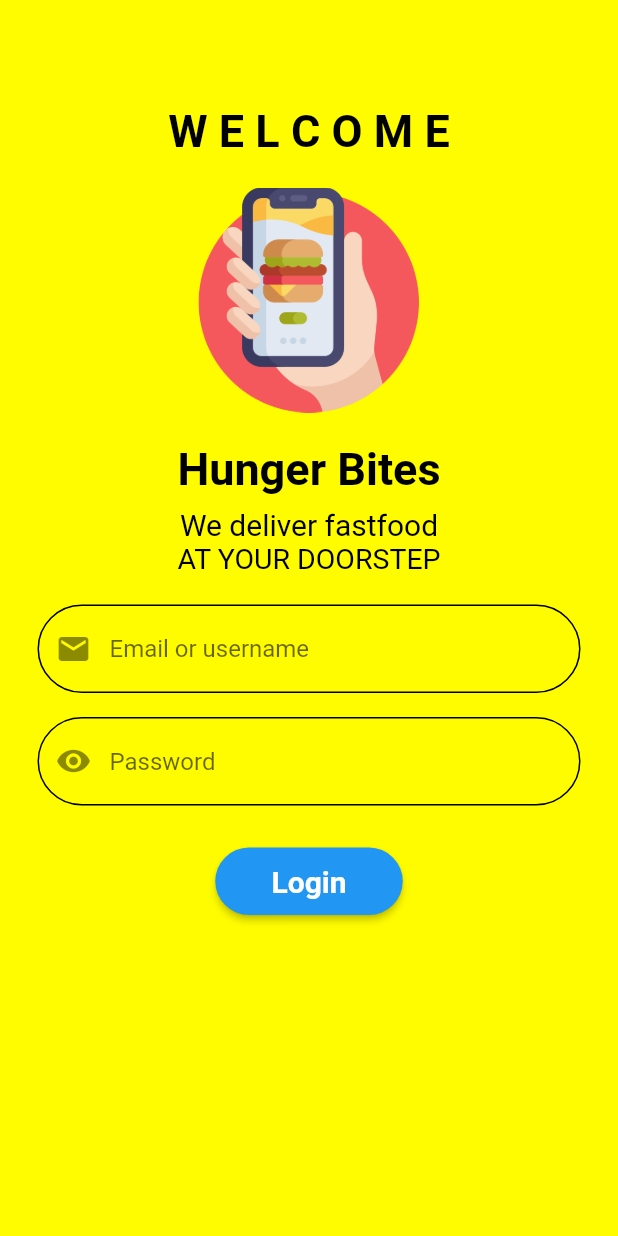
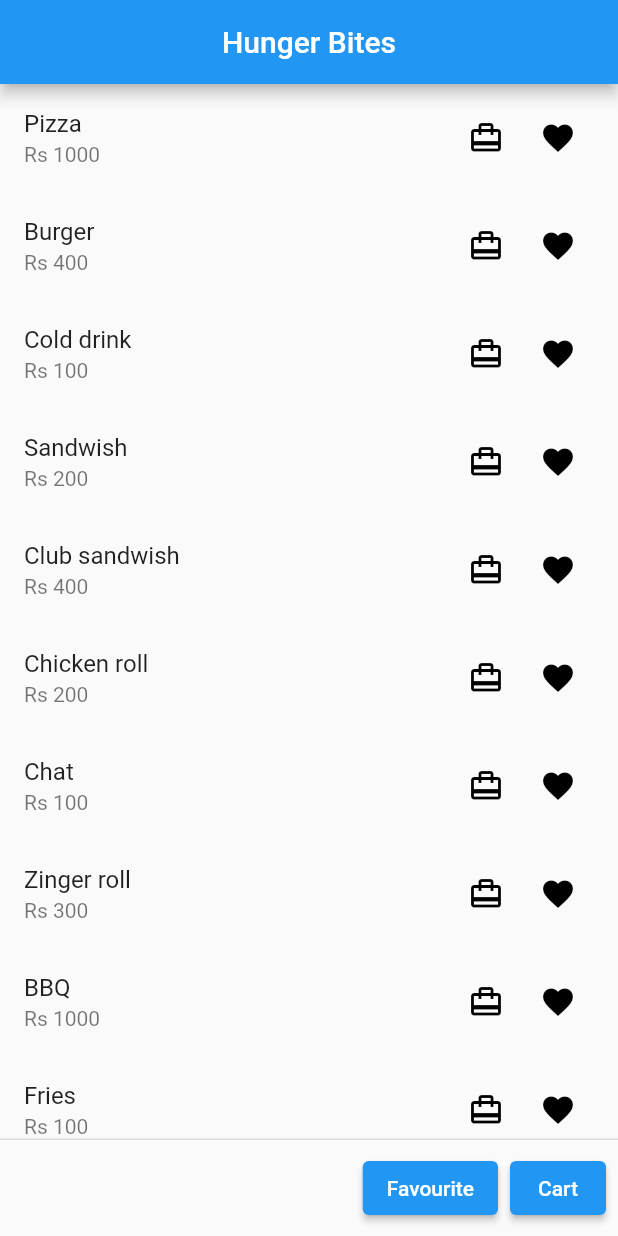
Before and after one commit to NimraAbid05/FoodApp_UI, a Flutter app: the screen it shows after launch, after a tap on "Login", on a phone screen of 412 x 824 dp. Run offline on Flutter 3.47's test engine with Material 2 defaults, Android fonts, the phone set to English and light mode, and no system bars; our stand-ins replace flutter_local_notifications.

Commit message:
local push notification

```diff
--- a/lib/main.dart
+++ b/lib/main.dart
@@ -1,13 +1,25 @@
 import 'package:flutter/material.dart';
+import 'package:pactice_work/notification%20service/notifications.dart';
 import 'package:pactice_work/views/login.dart';
 
 void main() {
   runApp(const MyApp());
 }
 
-class MyApp extends StatelessWidget {
+class MyApp extends StatefulWidget {
   const MyApp({super.key});
 
+  @override
+  State<MyApp> createState() => _MyAppState();
+}
+
+class _MyAppState extends State<MyApp> {
+    final NotificationService notificationService = NotificationService();
+
+  void initState() {
+    super.initState();
+    notificationService.initializeNotification();
+  }
   // This widget is the root of your application.
   @override
   Widget build(BuildContext context) {
--- /dev/null
+++ b/lib/notification service/notifications.dart
@@ -0,0 +1,30 @@
+import 'package:flutter_local_notifications/flutter_local_notifications.dart';
+
+class NotificationService {
+  //instance of notification
+  final FlutterLocalNotificationsPlugin _flutterLocalNotificationsPlugin =
+      FlutterLocalNotificationsPlugin();
+  //configuration
+   AndroidInitializationSettings _androidInitializationSettings =
+      AndroidInitializationSettings('bell');
+  //function
+  void initializeNotification() async {
+    //pass android initialization
+    InitializationSettings initializationSettings =
+        InitializationSettings(android: _androidInitializationSettings);
+    await _flutterLocalNotificationsPlugin.initialize(initializationSettings);
+  }
+
+  //send notification function
+  Future<void> sendnotification(String title, String body) async {
+    //instances
+   var androidNotificationDetails =
+        AndroidNotificationDetails('channelId', 'channelName',
+            importance: Importance.high, priority: Priority.high);
+    NotificationDetails notificationDetails = NotificationDetails(
+      android: androidNotificationDetails,
+    );
+    await _flutterLocalNotificationsPlugin.show(
+        10, title, body, notificationDetails);
+  }
+}
--- /dev/null
+++ b/lib/views/cart_view.dart
@@ -0,0 +1,22 @@
+import 'package:flutter/material.dart';
+import 'package:flutter/src/widgets/container.dart';
+import 'package:flutter/src/widgets/framework.dart';
+
+class CartView extends StatelessWidget {
+  List<Map> favcart;
+  CartView({super.key, required this.favcart});
+
+  @override
+  Widget build(BuildContext context) {
+    return Scaffold(
+      appBar: AppBar(title: Text("Cart")),
+      body: ListView.builder(
+        itemCount: favcart.length,
+        itemBuilder: (context, index) {
+        return ListTile(
+          title: Text(favcart[index]['name']),
+        );
+      }),
+    );
+  }
+}
--- /dev/null
+++ b/lib/views/favourite_view.dart
@@ -0,0 +1,22 @@
+import 'package:flutter/material.dart';
+
+class Favourite_View extends StatelessWidget {
+  List<Map> fav;
+  Favourite_View({super.key, required this.fav});
+
+  @override
+  Widget build(BuildContext context) {
+    return Scaffold(
+      appBar: AppBar(
+        title: Text("Favourite"),
+      ),
+      body: ListView.builder(
+        itemCount: fav.length,
+        itemBuilder: (context, index) {
+        return ListTile(
+          title: Text(fav[index]['name']),
+        );
+      }),
+    );
+  }
+}
--- /dev/null
+++ b/lib/views/home_view.dart
@@ -0,0 +1,157 @@
+import 'package:flutter/material.dart';
+import 'package:pactice_work/notification%20service/notifications.dart';
+
+import 'package:pactice_work/views/cart_view.dart';
+import 'package:pactice_work/views/favourite_view.dart';
+
+class HomeView extends StatefulWidget {
+  const HomeView({super.key});
+
+  @override
+  State<HomeView> createState() => _HomeViewState();
+}
+
+class _HomeViewState extends State<HomeView> {
+  @override
+  final NotificationService notificationService = NotificationService();
+
+  void initState() {
+    super.initState();
+    notificationService.initializeNotification();
+  }
+
+  List<Map> products = [
+    {
+      "name": "Pizza",
+      "price": "Rs 1000",
+      "isfavourite": false,
+      "iscart": false
+    },
+    {
+      "name": "Burger",
+      "price": "Rs 400",
+      "isfavourite": false,
+      "iscart": false
+    },
+    {
+      "name": "Cold drink",
+      "price": "Rs 100",
+      "isfavourite": false,
+      "iscart": false
+    },
+    {
+      "name": "Sandwish",
+      "price": "Rs 200",
+      "isfavourite": false,
+      "iscart": false
+    },
+    {
+      "name": "Club sandwish",
+      "price": "Rs 400",
+      "isfavourite": false,
+      "iscart": false
+    },
+    {
+      "name": "Chicken roll",
+      "price": "Rs 200",
+      "isfavourite": false,
+      "iscart": false
+    },
+    {"name": "Chat", "price": "Rs 100", "isfavourite": false, "iscart": false},
+    {
+      "name": "Zinger roll",
+      "price": "Rs 300",
+      "isfavourite": false,
+      "iscart": false
+    },
+    {"name": "BBQ", "price": "Rs 1000", "isfavourite": false, "iscart": false},
+    {"name": "Fries", "price": "Rs 100", "isfavourite": false, "iscart": false},
+    {"name": "Pasta", "price": "Rs 100", "isfavourite": false, "iscart": false},
+  ];
+
+  List<Map> favouriteitem = [];
+  List<Map> cartitem = [];
+
+  @override
+  Widget build(BuildContext context) {
+    return Scaffold(
+      persistentFooterButtons: [
+        ElevatedButton(
+          onPressed: () {
+            Navigator.push(
+                context,
+                MaterialPageRoute(
+                    builder: (context) => Favourite_View(fav: favouriteitem)));
+          },
+          child: Text("Favourite"),
+        ),
+        ElevatedButton(
+          onPressed: () {
+            Navigator.push(
+                context,
+                MaterialPageRoute(
+                    builder: (context) => CartView(favcart: cartitem)));
+          },
+          child: Text("Cart"),
+        ),
+      ],
+      appBar: AppBar(
+        centerTitle: true,
+        title: Text("Hunger Bites"),
+      ),
+      body: ListView.builder(
+          itemCount: products.length,
+          itemBuilder: ((context, index) {
+            return ListTile(
+              title: Text(products[index]["name"]),
+              subtitle: Text(products[index]["price"]),
+              trailing: Wrap(
+                children: [
+                  IconButton(
+                      onPressed: () {
+                        if (products[index]["iscart"] == false) {
+                          cartitem.add(products[index]);
+
+                          notificationService.sendnotification("Yahoo", "Added to cart");
+                          setState(() {
+                            products[index]["iscart"] = true;
+                          });
+                        } else {
+                          cartitem.remove(products[index]);
+                          setState(() {
+                            products[index]["iscart"] = false; //command change
+                          });
+                        }
+                      },
+                      icon: Icon(Icons.card_travel,
+                          color: products[index]["iscart"]
+                              ? Colors.blue
+                              : Colors.black)),
+                  IconButton(
+                    onPressed: () {
+                      if (products[index]["isfavourite"] == false) {
+                        favouriteitem.add(products[index]);
+                        setState(() {
+                          products[index]["isfavourite"] = true;
+                        });
+                         notificationService.sendnotification("Yahoo", "Added to favourite");
+                      } else {
+                        favouriteitem.remove(products[index]);
+                        setState(() {
+                          products[index]["isfavourite"] =
+                              false; //command change
+                        });
+                      }
+                    },
+                    icon: Icon(Icons.favorite,
+                        color: products[index]["isfavourite"]
+                            ? Colors.red
+                            : Colors.black),
+                  ),
+                ],
+              ),
+            );
+          })),
+    );
+  }
+}
--- a/lib/views/login.dart
+++ b/lib/views/login.dart
@@ -1,6 +1,8 @@
 import 'dart:ui';
 
 import 'package:flutter/material.dart';
+import 'package:pactice_work/views/home_view.dart';
+
 class Login_View extends StatefulWidget {
   const Login_View({super.key});
 
@@ -15,69 +17,109 @@ class _Login_ViewState extends State<Login_View> {
       backgroundColor: Color.fromARGB(255, 255, 252, 0),
       body: Column(
         children: [
-
           Center(
             child: Padding(
-      padding: const EdgeInsets.only(top:70.0),
-      child: Text("W E L C O M E",style: TextStyle(fontSize: 30,fontWeight: FontWeight.bold,color: Colors.black,),textAlign: TextAlign.center,),
+              padding: const EdgeInsets.only(top: 70.0),
+              child: Text(
+                "W E L C O M E",
+                style: TextStyle(
+                  fontSize: 30,
+                  fontWeight: FontWeight.bold,
+                  color: Colors.black,
                 ),
-   ),
-  Padding(
-    padding: const EdgeInsets.only(top:20.0,bottom: 20),
-    child: Center(
-      child: Container(
-
-        child: Image.asset("images/pic.png", width: 150,height: 150,),
-      ),
-
-    ),
-  ),
-   Container(
-
-    child: Text("Hunger Bites",style: TextStyle(fontSize: 30,fontWeight: FontWeight.bold,color: Colors.black,fontStyle: FontStyle.normal,),)),
-
-  Padding(
-    padding: const EdgeInsets.only(top:8.0),
-    child: Text("We deliver fastfood",style: TextStyle(fontSize: 20,fontWeight: FontWeight.normal,color: Colors.black,),),
-  ),
-  Text("AT YOUR DOORSTEP",style: TextStyle(fontSize: 19,fontWeight: FontWeight.normal,color: Colors.black,),),
-
-  Padding(
-    padding: const EdgeInsets.only(top:20.0,bottom: 8.0,left: 25.0,right: 25.0),
-    child: TextField(
-      decoration: InputDecoration(
-        hintText: "Email or username",prefixIcon: Icon(Icons.email),
-      enabledBorder: OutlineInputBorder(borderRadius: BorderRadius.circular(50.0)),
+                textAlign: TextAlign.center,
               ),
             ),
           ),
           Padding(
-     padding: const EdgeInsets.only(top:8.0,left: 25.0,right: 25.0,bottom: 8.0),
+            padding: const EdgeInsets.only(top: 20.0, bottom: 20),
+            child: Center(
+              child: Container(
+                child: Image.asset(
+                  "images/pic.png",
+                  width: 150,
+                  height: 150,
+                ),
+              ),
+            ),
+          ),
+          Container(
+              child: Text(
+            "Hunger Bites",
+            style: TextStyle(
+              fontSize: 30,
+              fontWeight: FontWeight.bold,
+              color: Colors.black,
+              fontStyle: FontStyle.normal,
+            ),
+          )),
+          Padding(
+            padding: const EdgeInsets.only(top: 8.0),
+            child: Text(
+              "We deliver fastfood",
+              style: TextStyle(
+                fontSize: 20,
+                fontWeight: FontWeight.normal,
+                color: Colors.black,
+              ),
+            ),
+          ),
+          Text(
+            "AT YOUR DOORSTEP",
+            style: TextStyle(
+              fontSize: 19,
+              fontWeight: FontWeight.normal,
+              color: Colors.black,
+            ),
+          ),
+          Padding(
+            padding: const EdgeInsets.only(
+                top: 20.0, bottom: 8.0, left: 25.0, right: 25.0),
             child: TextField(
               decoration: InputDecoration(
-        hintText: "Password",prefixIcon: Icon(Icons.remove_red_eye),
-         enabledBorder: OutlineInputBorder(borderRadius: BorderRadius.circular(50.0)),
+                hintText: "Email or username",
+                prefixIcon: Icon(Icons.email),
+                enabledBorder: OutlineInputBorder(
+                    borderRadius: BorderRadius.circular(50.0)),
               ),
             ),
           ),
           Padding(
-     padding: const EdgeInsets.only(top:20.0),
+            padding: const EdgeInsets.only(
+                top: 8.0, left: 25.0, right: 25.0, bottom: 8.0),
+            child: TextField(
+              decoration: InputDecoration(
+                hintText: "Password",
+                prefixIcon: Icon(Icons.remove_red_eye),
+                enabledBorder: OutlineInputBorder(
+                    borderRadius: BorderRadius.circular(50.0)),
+              ),
+            ),
+          ),
+          Padding(
+            padding: const EdgeInsets.only(top: 20.0),
             child: SizedBox(
                 width: 125,
                 height: 45,
-      child: ElevatedButton(onPressed: (){}, style: ButtonStyle(
-
+                child: ElevatedButton(
+                  onPressed: () {
+                    Navigator.pushReplacement(context, MaterialPageRoute(builder: (context)=>HomeView()));
+                  },
+                  style: ButtonStyle(
                     shape: MaterialStateProperty.all(
                       RoundedRectangleBorder(
                         borderRadius: BorderRadius.circular(30.0),
-
-
                       ),
                     ),
-  ), child: Text("Login",style: TextStyle(fontSize: 20,fontWeight:FontWeight.bold),),)),
                   ),
-     ], ),
-
+                  child: Text(
+                    "Login",
+                    style: TextStyle(fontSize: 20, fontWeight: FontWeight.bold),
+                  ),
+                )),
+          ),
+        ],
+      ),
     );
   }
 }
--- a/pubspec.yaml
+++ b/pubspec.yaml
@@ -36,6 +36,7 @@ dependencies:
   # The following adds the Cupertino Icons font to your application.
   # Use with the CupertinoIcons class for iOS style icons.
   cupertino_icons: ^1.0.2
+  flutter_local_notifications: ^13.0.0
 
 dev_dependencies:
   flutter_test:
```
Also changed, not shown: pubspec.lock, 2 other files. Lines whose indentation alone changed are shown as unchanged.
